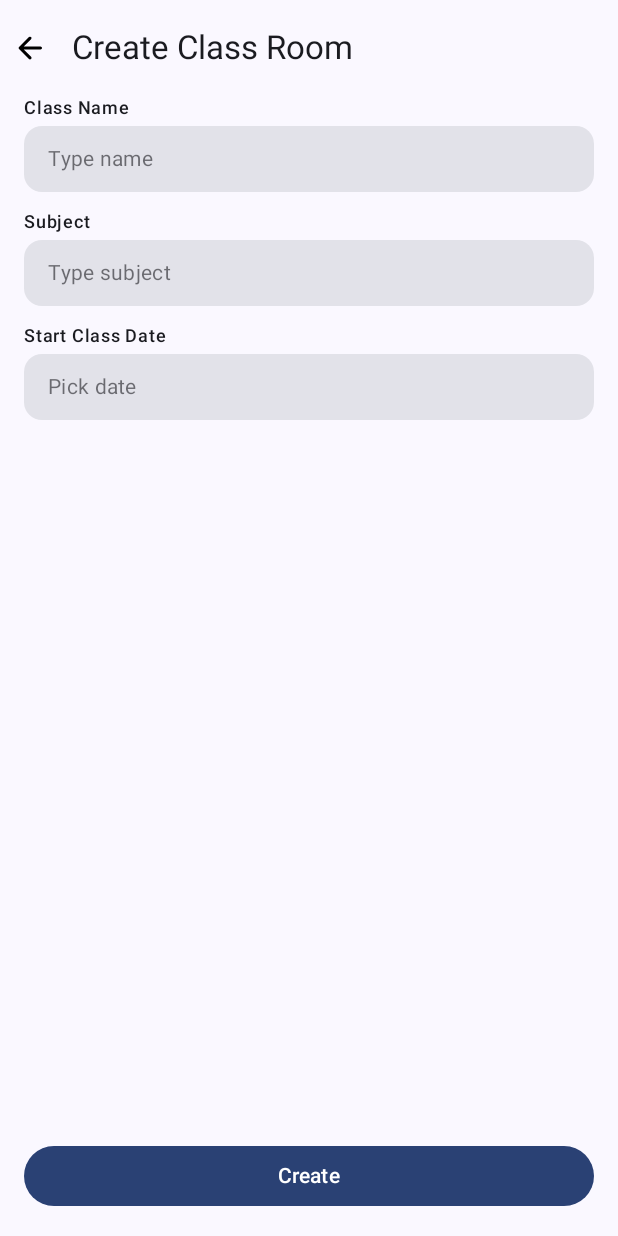
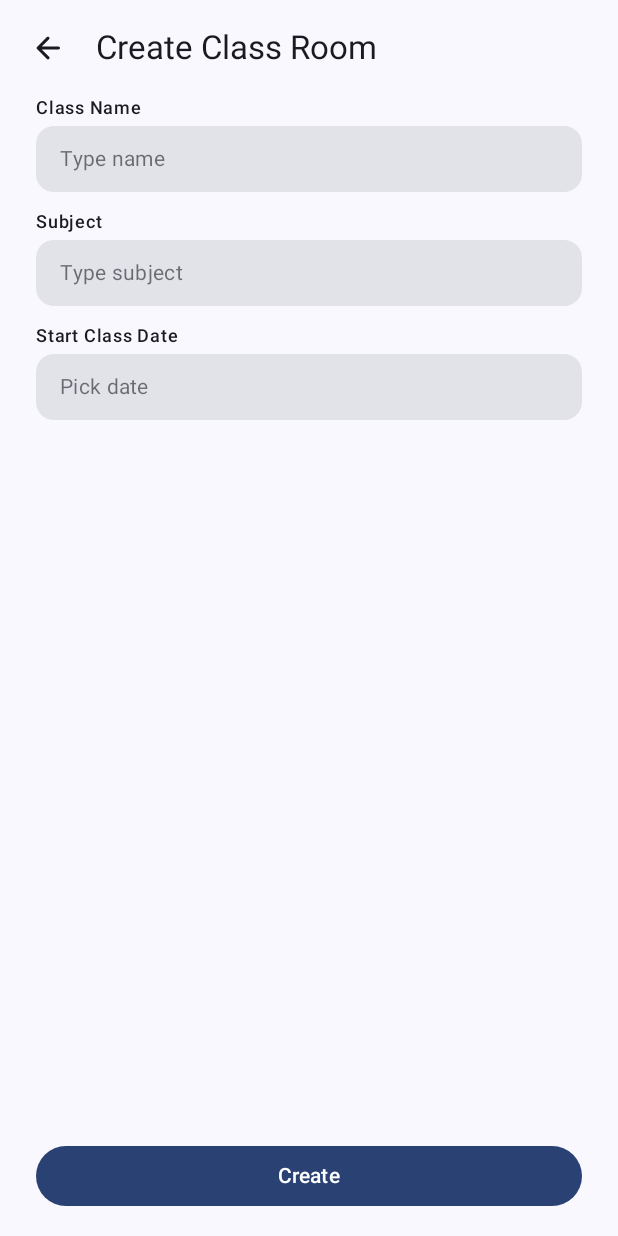
Before and after one commit to iqbalShafiq/evaluasi-mobile, an Android app built with Jetpack Compose: the screen it shows after launch (MainActivity), after a tap on "Add New Class", on a phone screen of 412 x 824 dp. Run offline under Robolectric (Android 15) with nearby library versions, the phone set to English and light mode, and no system bars; our stand-ins replace Room's generated code, constraintlayout-compose; 1 other tap on this screen came first.

Commit message:
fix: ui improvement
- remove scaffold from main activity
- change the color of active text in text field

```diff
--- a/app/src/main/java/id/usecase/evaluasi/MainActivity.kt
+++ b/app/src/main/java/id/usecase/evaluasi/MainActivity.kt
@@ -6,8 +6,6 @@ import androidx.activity.compose.setContent
 import androidx.activity.enableEdgeToEdge
 import androidx.compose.foundation.layout.Column
 import androidx.compose.foundation.layout.fillMaxSize
-import androidx.compose.foundation.layout.padding
-import androidx.compose.material3.Scaffold
 import androidx.compose.runtime.Composable
 import androidx.compose.ui.Modifier
 import androidx.compose.ui.tooling.preview.Preview
@@ -24,14 +22,11 @@ class MainActivity : ComponentActivity() {
         enableEdgeToEdge()
         setContent {
             EvaluasiTheme {
-                Scaffold(modifier = Modifier.fillMaxSize()) { innerPadding ->
-                    Column(
-                        modifier = Modifier
-                            .fillMaxSize()
-                            .padding(innerPadding)
-                    ) {
-                        MyNavigation()
-                    }
+                Column(
+                    modifier = Modifier
+                        .fillMaxSize()
+                ) {
+                    MyNavigation()
                 }
             }
         }
@@ -60,7 +55,7 @@ fun MyNavigation() {
             CreateClassRoomScreenRoot(
                 modifier = Modifier.fillMaxSize(),
                 onBackPressed = {
-
+                    navController.popBackStack()
                 },
                 onClassHasCreated = { classRoom ->
 
--- a/assessment/presentation/src/main/java/id/usecase/assessment/presentation/screens/class_room/create/CreateClassRoomScreen.kt
+++ b/assessment/presentation/src/main/java/id/usecase/assessment/presentation/screens/class_room/create/CreateClassRoomScreen.kt
@@ -128,6 +128,7 @@ fun CreateClassRoomScreen(
                 navigationIcon = ImageVector.vectorResource(
                     R.drawable.rounded_arrow_back
                 ),
+                navigationIconTint = MaterialTheme.colorScheme.onSurface,
                 onNavigationClicked = onBackPressed
             )
         },
@@ -136,7 +137,7 @@ fun CreateClassRoomScreen(
                 modifier = Modifier
                     .padding(innerPadding)
                     .fillMaxSize()
-                    .padding(horizontal = 16.dp)
+                    .padding(horizontal = 24.dp)
             ) {
                 val (content, buttonContainer) = createRefs()
 
--- a/assessment/presentation/src/main/java/id/usecase/assessment/presentation/screens/home/HomeScreen.kt
+++ b/assessment/presentation/src/main/java/id/usecase/assessment/presentation/screens/home/HomeScreen.kt
@@ -129,7 +129,7 @@ fun HomeScreen(
                     .fillMaxSize()
                     .background(MaterialTheme.colorScheme.background)
                     .padding(innerPadding)
-                    .padding(horizontal = 16.dp)
+                    .padding(horizontal = 24.dp)
             ) {
                 Text(text = "Your class rooms", style = MaterialTheme.typography.titleMedium)
 
--- a/core/presentation/designsystem/src/main/java/id/usecase/designsystem/components/app_bar/EvaluasiTopAppBar.kt
+++ b/core/presentation/designsystem/src/main/java/id/usecase/designsystem/components/app_bar/EvaluasiTopAppBar.kt
@@ -15,6 +15,8 @@ import androidx.compose.material3.TopAppBarDefaults
 import androidx.compose.material3.TopAppBarScrollBehavior
 import androidx.compose.runtime.Composable
 import androidx.compose.ui.Modifier
+import androidx.compose.ui.graphics.Color
+import androidx.compose.ui.graphics.ColorFilter
 import androidx.compose.ui.graphics.vector.ImageVector
 import androidx.compose.ui.res.stringResource
 import androidx.compose.ui.text.style.TextAlign
@@ -27,6 +29,7 @@ fun EvaluasiTopAppBar(
     modifier: Modifier = Modifier,
     subtitle: String? = null,
     navigationIcon: ImageVector? = null,
+    navigationIconTint: Color? = null,
     trailingIcon: ImageVector? = null,
     onNavigationClicked: () -> Unit = {},
     onTrailingIconClicked: () -> Unit = {},
@@ -41,9 +44,10 @@ fun EvaluasiTopAppBar(
             navigationIcon?.let {
                 Image(
                     modifier = Modifier
-                        .padding(start = 4.dp)
+                        .padding(start = 16.dp)
                         .clickable { onNavigationClicked() },
                     imageVector = navigationIcon,
+                    colorFilter = navigationIconTint?.let { ColorFilter.tint(it) },
                     contentDescription = stringResource(R.string.navigation_icon)
                 )
             }
@@ -51,9 +55,9 @@ fun EvaluasiTopAppBar(
         title = {
             Column(
                 modifier = if (navigationIcon != null) {
-                    Modifier.padding(start = 12.dp)
+                    Modifier.padding(start = 16.dp, end = 24.dp)
                 } else {
-                    Modifier
+                    Modifier.padding(horizontal = 4.dp)
                 }
             ) {
                 Text(
--- a/core/presentation/designsystem/src/main/java/id/usecase/designsystem/components/text_field/EvaluasiTextField.kt
+++ b/core/presentation/designsystem/src/main/java/id/usecase/designsystem/components/text_field/EvaluasiTextField.kt
@@ -58,6 +58,9 @@ fun EvaluasiTextField(
         keyboardOptions = KeyboardOptions(
             keyboardType = if (clickAction) KeyboardType.Text else inputType,
             imeAction = ImeAction.Done
+        ),
+        textStyle = MaterialTheme.typography.bodyMedium.copy(
+            color = MaterialTheme.colorScheme.onSurface
         ),
         decorator = { innerTextField ->
             Column {
```
